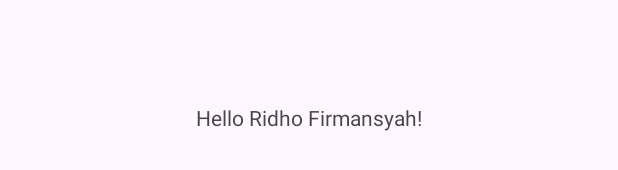
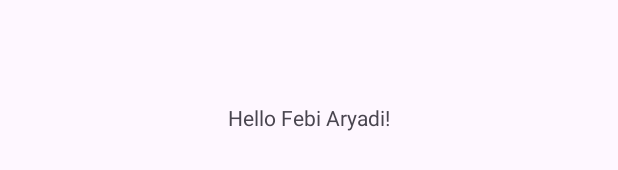
Before and after one commit to Arya282206/hellofeb, an Android app: the layout activity_main.xml on its own in the app's theme, with its tools: preview values and no code run, on a phone screen of 412 x 824 dp. Shown: the part 501-671 px from the top of the screen. Run offline under Robolectric (Android 15) with nearby library versions, the phone set to English and light mode, and no system bars.

Commit message:
ganti nama

```diff
--- a/app/src/main/res/layout/activity_main.xml
+++ b/app/src/main/res/layout/activity_main.xml
@@ -9,7 +9,7 @@
     <TextView
         android:layout_width="wrap_content"
         android:layout_height="wrap_content"
-        android:text="Hello Ridho Firmansyah!"
+        android:text="Hello Febi Aryadi!"
         app:layout_constraintBottom_toBottomOf="parent"
         app:layout_constraintEnd_toEndOf="parent"
         app:layout_constraintStart_toStartOf="parent"
```
